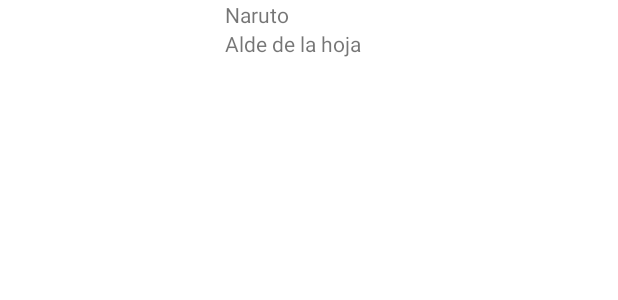
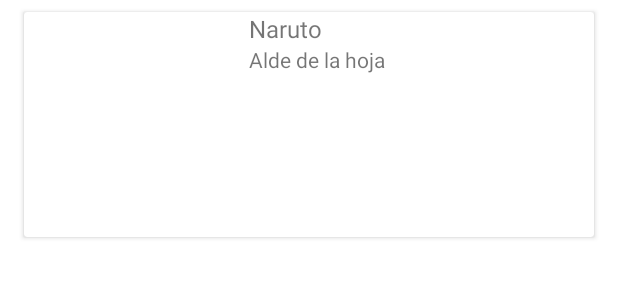
Before and after one commit to Sael0501/RecyclerView, an Android app: the layout item_ninja.xml on its own in the app's theme, with its tools: preview values and no code run, on a phone screen of 412 x 824 dp. Shown: the top 300 px of the screen. Run offline under Robolectric (Android 15) with nearby library versions, the phone set to English and light mode, and no system bars.

Commit message:
RecyclerView with viewBinding

```diff
--- a/app/build.gradle
+++ b/app/build.gradle
@@ -30,6 +30,10 @@ android {
     kotlinOptions {
         jvmTarget = '1.8'
     }
+
+    viewBinding{
+        enable = true
+    }
 }
 
 dependencies {
--- a/app/src/main/res/layout/item_ninja.xml
+++ b/app/src/main/res/layout/item_ninja.xml
@@ -1,22 +1,30 @@
 <?xml version="1.0" encoding="utf-8"?>
-<androidx.constraintlayout.widget.ConstraintLayout xmlns:android="http://schemas.android.com/apk/res/android"
+<androidx.cardview.widget.CardView xmlns:android="http://schemas.android.com/apk/res/android"
+    xmlns:app="http://schemas.android.com/apk/res-auto"
+    xmlns:tools="http://schemas.android.com/tools"
+    android:layout_marginHorizontal="16dp"
+    android:layout_marginVertical="8dp"
     android:layout_width="match_parent"
-    android:layout_height="wrap_content"
-    xmlns:app="http://schemas.android.com/apk/res-auto"
-    xmlns:tools="http://schemas.android.com/tools">
+    android:layout_height="wrap_content">
+
+    <androidx.constraintlayout.widget.ConstraintLayout
+        android:layout_width="match_parent"
+        android:layout_height="wrap_content">
 
         <ImageView
             android:id="@+id/ivNinja"
             android:layout_width="150dp"
             android:layout_height="150dp"
+            android:contentDescription="@string/todo"
             app:layout_constraintBaseline_toTopOf="parent"
-        app:layout_constraintStart_toStartOf="parent"
-        android:contentDescription="@string/todo" />
+            app:layout_constraintStart_toStartOf="parent" />
 
         <TextView
             android:id="@+id/ninjaName"
             android:layout_width="wrap_content"
             android:layout_height="wrap_content"
+            android:textSize="16sp"
+
             app:layout_constraintBaseline_toTopOf="parent"
             app:layout_constraintStart_toEndOf="@+id/ivNinja"
             app:layout_constraintTop_toTopOf="@+id/ivNinja"
@@ -31,3 +39,4 @@
             tools:text="Alde de la hoja" />
 
     </androidx.constraintlayout.widget.ConstraintLayout>
+</androidx.cardview.widget.CardView>
--- a/app/src/main/res/values/strings.xml
+++ b/app/src/main/res/values/strings.xml
@@ -1,4 +1,4 @@
 <resources>
-    <string name="app_name">Recycler_view</string>
+    <string name="app_name">Recycler_view Naruto</string>
     <string name="todo">TODO</string>
 </resources>
```
Also changed, not shown: app/src/main/java/com/example/recycler_view/MainActivity.kt (+20 -8 lines), app/src/main/java/com/example/recycler_view/NinjaViewHolder.kt (deleted, +0 -20 lines), app/src/main/java/com/example/recycler_view/adapter/NinjaAdapter.kt (renamed from app/src/main/java/com/example/recycler_view/NinjaAdapter.kt, +5 -3 lines), app/src/main/java/com/example/recycler_view/adapter/NinjaViewHolder.kt (added, +21 -0 lines). Lines whose indentation alone changed are shown as unchanged.
